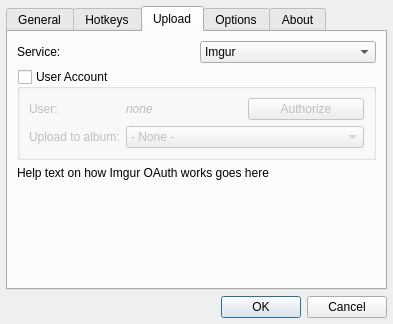
First picture: the form in dialogs/optionsdialog.ui, repository ckaiser/Lightscreen, before the edit.
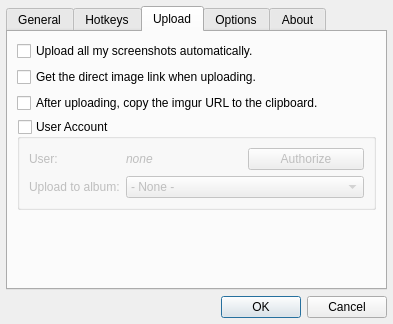
Second picture: the form after the edit. The open tabs and pages were chosen to show the change. Custom widgets are drawn as their Qt base class.

What changed in the file:
```diff
--- a/dialogs/optionsdialog.ui
+++ b/dialogs/optionsdialog.ui
@@ -566,61 +566,28 @@
       <attribute name="title">
        <string>Upload</string>
       </attribute>
-      <layout class="QVBoxLayout" name="verticalLayout_12">
-       <item>
-        <layout class="QHBoxLayout" name="horizontalLayout">
-         <item>
-          <widget class="QLabel" name="label">
-           <property name="text">
-            <string>Service:</string>
-           </property>
-          </widget>
-         </item>
-         <item>
-          <widget class="QComboBox" name="serviceComboBox">
-           <item>
-            <property name="text">
-             <string>Imgur</string>
-            </property>
-           </item>
-           <item>
-            <property name="text">
-             <string>Puu.sh</string>
-            </property>
-           </item>
-           <item>
-            <property name="text">
-             <string>Dropbox</string>
-            </property>
-           </item>
-           <item>
-            <property name="text">
-             <string>FTP</string>
-            </property>
-           </item>
-          </widget>
-         </item>
-        </layout>
-       </item>
-       <item>
-        <widget class="QStackedWidget" name="serviceStackedWidget">
-         <property name="currentIndex">
-          <number>0</number>
-         </property>
-         <widget class="QWidget" name="imgur">
           <layout class="QVBoxLayout" name="verticalLayout_11">
-           <property name="leftMargin">
-            <number>0</number>
-           </property>
-           <property name="topMargin">
-            <number>0</number>
-           </property>
-           <property name="rightMargin">
-            <number>0</number>
-           </property>
-           <property name="bottomMargin">
-            <number>0</number>
-           </property>
+       <item>
+        <widget class="QCheckBox" name="uploadCheckBox">
+         <property name="text">
+          <string>Upload all my screenshots automatically.</string>
+         </property>
+        </widget>
+       </item>
+       <item>
+        <widget class="QCheckBox" name="uploadDirectLinkCheckBox">
+         <property name="text">
+          <string>Get the direct image link when uploading.</string>
+         </property>
+        </widget>
+       </item>
+       <item>
+        <widget class="QCheckBox" name="imgurClipboardCheckBox">
+         <property name="text">
+          <string>After uploading, copy the imgur URL to the clipboard.</string>
+         </property>
+        </widget>
+       </item>
            <item>
             <widget class="QGroupBox" name="imgurAuthGroupBox">
              <property name="title">
@@ -680,13 +647,6 @@
              </layout>
             </widget>
            </item>
-           <item>
-            <widget class="QLabel" name="imgurHelpLabel">
-             <property name="text">
-              <string>Help text on how Imgur OAuth works goes here</string>
-             </property>
-            </widget>
-           </item>
            <item>
             <spacer name="verticalSpacer_2">
              <property name="orientation">
@@ -702,13 +662,6 @@
            </item>
           </layout>
          </widget>
-         <widget class="QWidget" name="page_3"/>
-         <widget class="QWidget" name="page_4"/>
-         <widget class="QWidget" name="page_2"/>
-        </widget>
-       </item>
-      </layout>
-     </widget>
      <widget class="QWidget" name="optionsTab">
       <attribute name="title">
        <string>Options</string>
@@ -1193,20 +1146,6 @@
                 </property>
                </widget>
               </item>
-              <item>
-               <widget class="QCheckBox" name="uploadCheckBox">
-                <property name="text">
-                 <string>Upload all my screenshots automatically.</string>
-                </property>
-               </widget>
-              </item>
-              <item>
-               <widget class="QCheckBox" name="uploadDirectLinkCheckBox">
-                <property name="text">
-                 <string>Get the direct image link when uploading.</string>
-                </property>
-               </widget>
-              </item>
               <item>
                <layout class="QHBoxLayout" name="horizontalLayout_5">
                 <item>
@@ -1281,13 +1220,6 @@
                 </property>
                </widget>
               </item>
-              <item>
-               <widget class="QCheckBox" name="imgurClipboardCheckBox">
-                <property name="text">
-                 <string>After uploading, copy the imgur URL to the clipboard.</string>
-                </property>
-               </widget>
-              </item>
              </layout>
             </widget>
            </item>
```
Left out of the diff: 19 changed lines with no effect on the pictures. Lines whose indentation alone changed are shown as unchanged.
